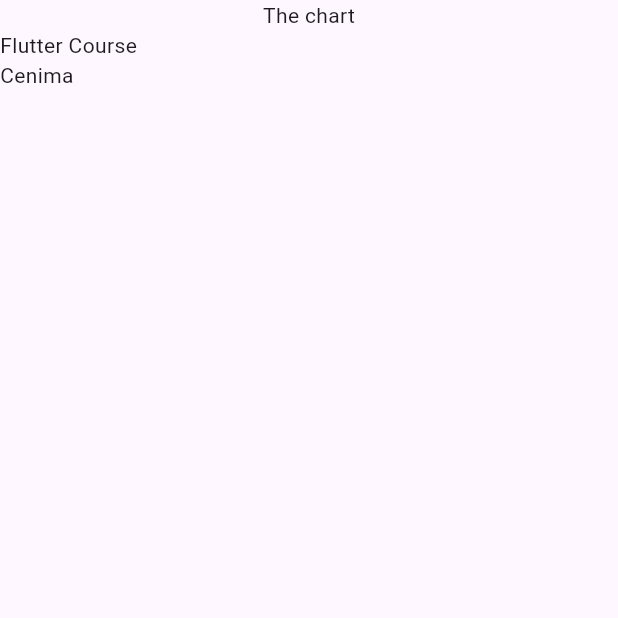
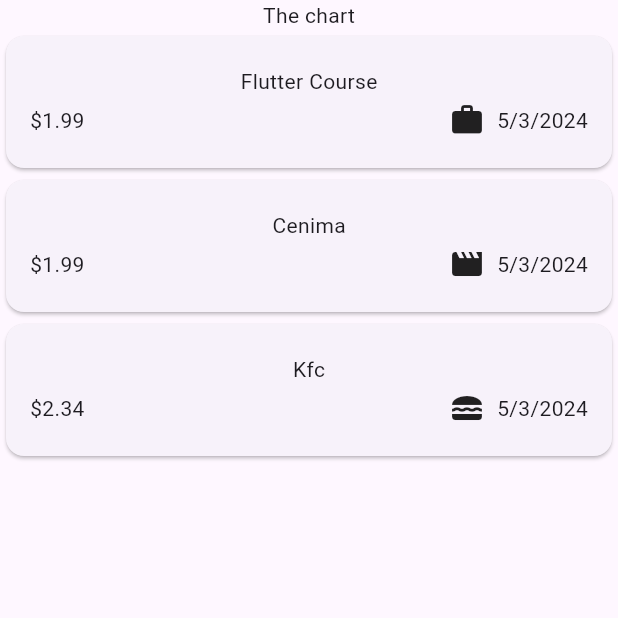
Before and after one commit to bang270197/Flutter_Udemy_Expense_Tracker, a Flutter app: the screen it shows after launch, on a phone screen of 412 x 824 dp, the top half of it. Run offline on Flutter 3.47's test engine with Material 3 defaults, Android fonts, the phone set to English and light mode, and no system bars; missing offline and left inert: dart:ffi.

Commit message:
add icon and formatter date

```diff
--- a/lib/main.dart
+++ b/lib/main.dart
@@ -1,4 +1,4 @@
-import 'package:expense_tracker/expenses.dart';
+import 'package:expense_tracker/widget/expenses.dart';
 import 'package:flutter/material.dart';
 
 void main() {
--- a/lib/model/expense.dart
+++ b/lib/model/expense.dart
@@ -1,8 +1,19 @@
 import 'package:uuid/uuid.dart';
+import 'package:flutter/material.dart';
+import 'package:intl/intl.dart';
+
+final formatter = DateFormat.yMd();
 
 const uuid = Uuid();
 
 enum Category { food, travel, leisure, work }
+
+const CategoryIcon = {
+  Category.food: Icons.lunch_dining,
+  Category.travel: Icons.flight_takeoff,
+  Category.leisure: Icons.movie,
+  Category.work: Icons.work
+};
 
 class Expense {
   Expense(
@@ -17,4 +28,8 @@ class Expense {
   final double amount;
   final DateTime date;
   final Category category;
+
+  String get formattedDate {
+    return formatter.format(date);
+  }
 }
--- a/lib/expenses.dart
+++ b/lib/widget/expenses.dart
@@ -2,7 +2,7 @@ import 'dart:ffi';
 
 import 'package:flutter/material.dart';
 import 'package:expense_tracker/model/expense.dart';
-import 'package:expense_tracker/expenses_list.dart';
+import 'package:expense_tracker/widget/expenses_list/expenses_list.dart';
 
 class Expenses extends StatefulWidget {
   const Expenses({super.key});
@@ -24,7 +24,12 @@ class _ExpensesState extends State<Expenses> {
         title: 'Cenima',
         amount: 1.99,
         date: DateTime.now(),
-        category: Category.leisure)
+        category: Category.leisure),
+    Expense(
+        title: 'Kfc',
+        amount: 2.342,
+        date: DateTime.now(),
+        category: Category.food)
   ];
 
   @override
--- /dev/null
+++ b/lib/widget/expenses_list/expenses_item.dart
@@ -0,0 +1,38 @@
+import 'package:expense_tracker/model/expense.dart';
+import 'package:flutter/material.dart';
+
+class ExpensesItem extends StatelessWidget {
+  ExpensesItem(this.expense, {super.key});
+
+  Expense expense;
+
+  @override
+  Widget build(BuildContext context) {
+    return Card(
+      child: Padding(
+        padding: const EdgeInsets.symmetric(vertical: 20, horizontal: 16),
+        child: Column(
+          children: [
+            Text(expense.title),
+            const SizedBox(height: 4),
+            Row(
+              children: [
+                Text('\$${expense.amount.toStringAsFixed(2)}'),
+                const Spacer(),
+                Row(
+                  children: [
+                    Icon(CategoryIcon[expense.category]),
+                    const SizedBox(
+                      width: 8,
+                    ),
+                    Text(expense.formattedDate)
+                  ],
+                )
+              ],
+            ),
+          ],
+        ),
+      ),
+    );
+  }
+}
--- a/lib/expenses_list.dart
+++ b/lib/widget/expenses_list/expenses_list.dart
@@ -1,4 +1,5 @@
 import 'package:expense_tracker/model/expense.dart';
+import 'package:expense_tracker/widget/expenses_list/expenses_item.dart';
 import 'package:flutter/material.dart';
 
 class ExpensesList extends StatelessWidget {
@@ -9,7 +10,8 @@ class ExpensesList extends StatelessWidget {
   Widget build(BuildContext context) {
     // TODO: implement build
     return ListView.builder(
-        itemCount: expenses.length,
-        itemBuilder: (context, index) => Text(expenses[index].title));
+      itemCount: expenses.length,
+      itemBuilder: (context, index) => ExpensesItem(expenses[index]),
+    );
   }
 }
--- a/pubspec.yaml
+++ b/pubspec.yaml
@@ -36,6 +36,7 @@ dependencies:
   # Use with the CupertinoIcons class for iOS style icons.
   cupertino_icons: ^1.0.2
   uuid: ^4.2.2
+  intl: ^0.19.0
 
 dev_dependencies:
   flutter_test:
```
Also changed, not shown: pubspec.lock.
